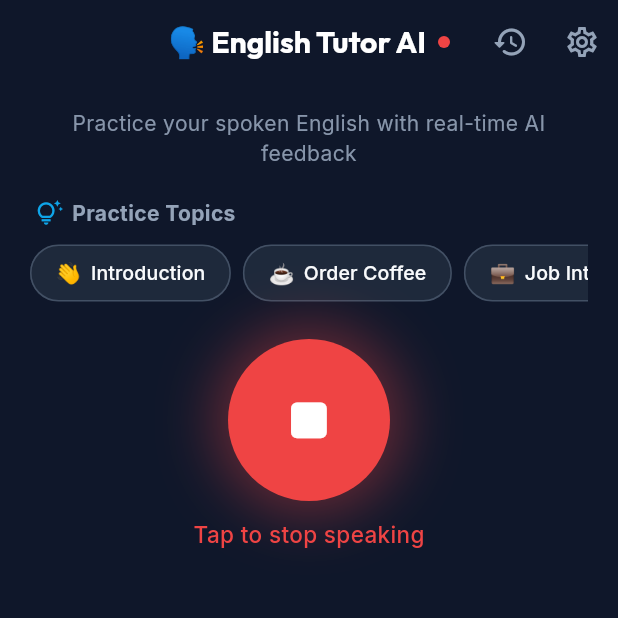
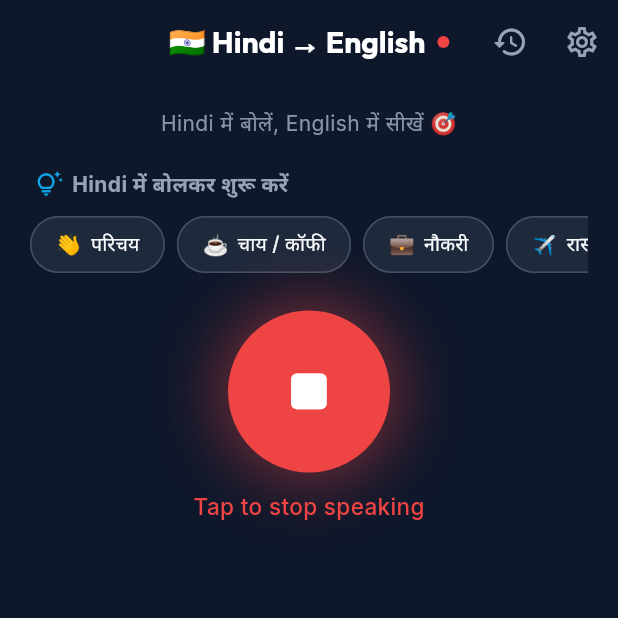
Before and after one commit to aarifkhantech-del/english-tutor, a Flutter app: the screen it shows after launch, after a tap on the "mic" icon, on a phone screen of 412 x 824 dp, the top half of it. Run offline on Flutter 3.47's test engine with Material 3 defaults, Android fonts, the light colour scheme and no system bars; drawn by our look-alikes of flutter_animate; our stand-ins replace audioplayers, google_fonts, permission_handler, shared_preferences; missing offline and left inert: record; network calls fail.

Commit message:
Pivot: Hindi to English voice tutor - multilingual Whisper, updated LLM prompt, Flutter UI in Hindi

```diff
--- a/flutter_frontend/lib/models/correction_result.dart
+++ b/flutter_frontend/lib/models/correction_result.dart
@@ -1,10 +1,14 @@
 class CorrectionResult {
+  final String hindiInput;
+  final String englishTranslation;
   final String corrected;
   final String explanation;
   final String practice;
   final String encouragement;
 
   CorrectionResult({
+    required this.hindiInput,
+    required this.englishTranslation,
     required this.corrected,
     required this.explanation,
     required this.practice,
@@ -12,8 +16,11 @@ class CorrectionResult {
   });
 
   factory CorrectionResult.fromJson(Map<String, dynamic> json) {
+    final translation = json['english_translation'] as String? ?? json['corrected'] as String? ?? '';
     return CorrectionResult(
-      corrected: json['corrected'] as String? ?? '',
+      hindiInput: json['hindi_input'] as String? ?? '',
+      englishTranslation: translation,
+      corrected: translation,
       explanation: json['explanation'] as String? ?? '',
       practice: json['practice'] as String? ?? '',
       encouragement: json['encouragement'] as String? ?? '',
@@ -22,6 +29,8 @@ class CorrectionResult {
 
   Map<String, dynamic> toJson() {
     return {
+      'hindi_input': hindiInput,
+      'english_translation': englishTranslation,
       'corrected': corrected,
       'explanation': explanation,
       'practice': practice,
--- a/flutter_frontend/lib/screens/tutor_home_screen.dart
+++ b/flutter_frontend/lib/screens/tutor_home_screen.dart
@@ -164,12 +164,12 @@ class _TutorHomeScreenState extends State<TutorHomeScreen> {
   void _onSelectTopicPrompt(String sampleSentence) {
     ScaffoldMessenger.of(context).showSnackBar(
       SnackBar(
-        content: Text('Try saying: "$sampleSentence"'),
+        content: Text('🎙️ यह बोलने की कोशिश करें: "$sampleSentence"'),
         action: SnackBarAction(
-          label: 'Got it',
+          label: 'ठीक है',
           onPressed: () {},
         ),
-        duration: const Duration(seconds: 4),
+        duration: const Duration(seconds: 5),
         behavior: SnackBarBehavior.floating,
       ),
     );
@@ -190,7 +190,7 @@ class _TutorHomeScreenState extends State<TutorHomeScreen> {
           mainAxisSize: MainAxisSize.min,
           children: [
             const Text(
-              '🗣️ English Tutor AI',
+              '🇮🇳 Hindi → English',
               style: TextStyle(fontWeight: FontWeight.bold, fontSize: 20),
             ),
             const SizedBox(width: 8),
@@ -226,7 +226,7 @@ class _TutorHomeScreenState extends State<TutorHomeScreen> {
               // Header Subtitle
               Center(
                 child: Text(
-                  'Practice your spoken English with real-time AI feedback',
+                  'Hindi में बोलें, English में सीखें 🎯',
                   textAlign: TextAlign.center,
                   style: TextStyle(
                     fontSize: 14,
--- a/flutter_frontend/lib/widgets/practice_topics_bar.dart
+++ b/flutter_frontend/lib/widgets/practice_topics_bar.dart
@@ -24,28 +24,33 @@ class PracticeTopicsBar extends StatelessWidget {
   static const List<TopicPrompt> topics = [
     TopicPrompt(
       emoji: '👋',
-      title: 'Introduction',
-      sampleSentence: 'Hello! My name is Alex, and I am learning English.',
+      title: 'परिचय',
+      sampleSentence: 'नमस्ते, मेरा नाम अमित है और मैं दिल्ली में रहता हूँ।',
     ),
     TopicPrompt(
       emoji: '☕',
-      title: 'Order Coffee',
-      sampleSentence: 'Can I get a hot cappuccino with oat milk, please?',
+      title: 'चाय / कॉफी',
+      sampleSentence: 'मुझे एक कप गर्म चाय चाहिए।',
     ),
     TopicPrompt(
       emoji: '💼',
-      title: 'Job Interview',
-      sampleSentence: 'I have three years of experience in software development.',
+      title: 'नौकरी',
+      sampleSentence: 'मैं एक सॉफ्टवेयर डेवलपर हूँ और मुझे तीन साल का अनुभव है।',
     ),
     TopicPrompt(
       emoji: '✈️',
-      title: 'Travel Advice',
-      sampleSentence: 'Excuse me, could you tell me where the nearest station is?',
+      title: 'रास्ता पूछना',
+      sampleSentence: 'क्या आप मुझे नजदीकी बस स्टेशन का रास्ता बता सकते हैं?',
     ),
     TopicPrompt(
-      emoji: '🎨',
-      title: 'Hobbies',
-      sampleSentence: 'In my free time, I really enjoy playing guitar and reading books.',
+      emoji: '🛒',
+      title: 'बाजार',
+      sampleSentence: 'मैं बाजार से सब्जियाँ और फल खरीदने जा रहा हूँ।',
+    ),
+    TopicPrompt(
+      emoji: '🎓',
+      title: 'शिक्षा',
+      sampleSentence: 'मैं अंग्रेजी सीखना चाहता हूँ ताकि मैं बेहतर नौकरी पा सकूँ।',
     ),
   ];
 
@@ -61,7 +66,7 @@ class PracticeTopicsBar extends StatelessWidget {
               Icon(Icons.tips_and_updates_outlined, color: AppColors.secondary, size: 18),
               SizedBox(width: 6),
               Text(
-                'Practice Topics',
+                'Hindi में बोलकर शुरू करें',
                 style: TextStyle(
                   fontSize: 14,
                   fontWeight: FontWeight.bold,
```
Also changed, not shown: flutter_frontend/lib/widgets/correction_card.dart (+51 -12 lines), flutter_frontend/lib/widgets/transcription_card.dart (+2 -6 lines), 2 other files.
